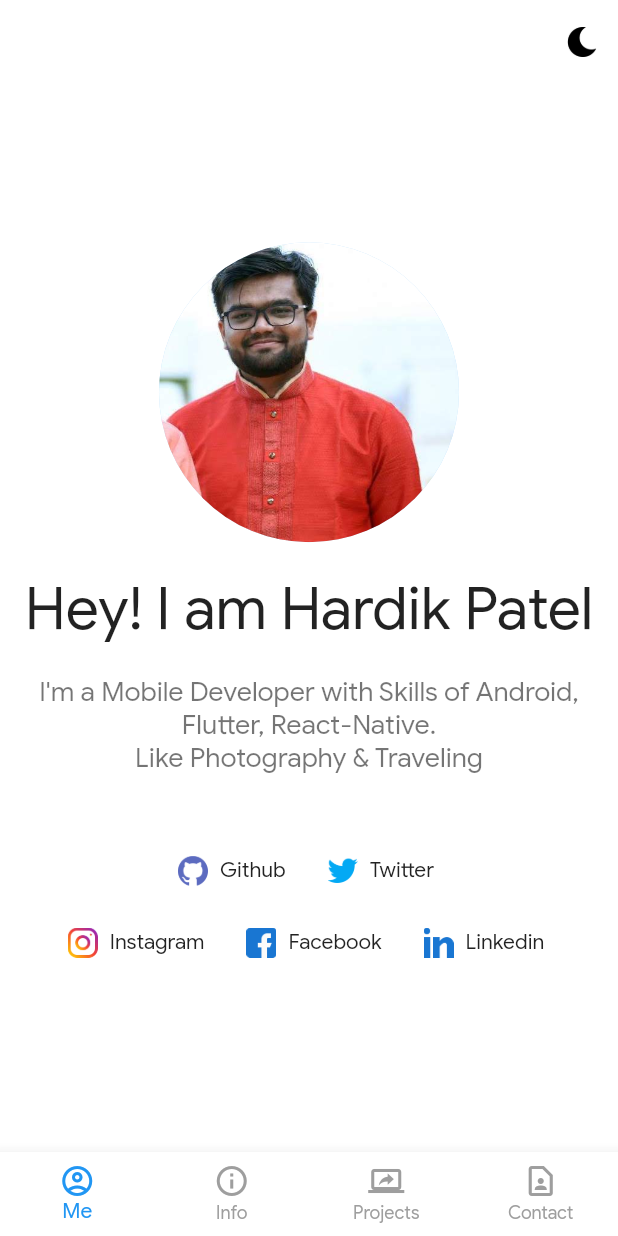
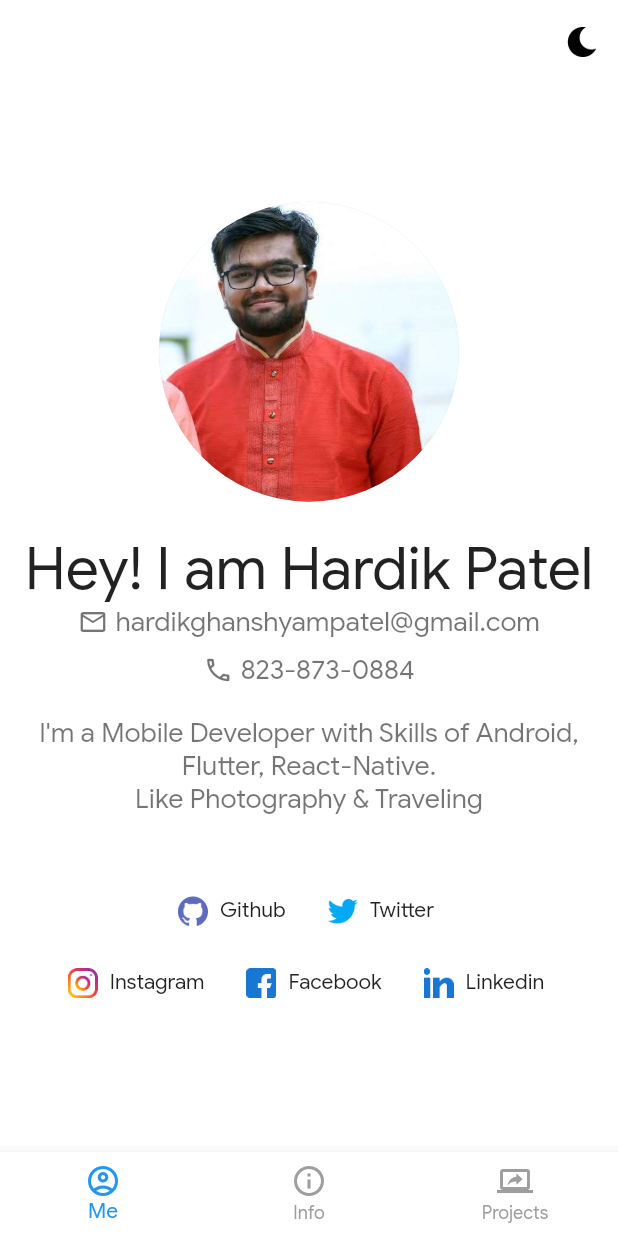
Before and after one commit to hardikgpatel/hardikpatel_portfolio, a Flutter app: the screen it shows after launch, on a phone screen of 412 x 824 dp. Run offline on Flutter 3.47's test engine with Material 2 defaults, Android fonts, the phone set to English and light mode, and no system bars; missing offline and left inert: dart:html.

Commit message:
Pushed first commit on web

```diff
--- a/lib/ screens/about_screen.dart
+++ b/lib/ screens/about_screen.dart
@@ -2,6 +2,7 @@ import 'package:flutter/material.dart';
 import 'package:hardikpatel/config/assets.dart';
 import 'dart:html' as html;
 import 'package:hardikpatel/config/constant.dart';
+import 'package:hardikpatel/widgets/responsive_widget.dart';
 
 class AboutScreen extends StatelessWidget {
   @override
@@ -24,6 +25,30 @@ class AboutScreen extends StatelessWidget {
                 'Hey! I am Hardik Patel',
                 textScaleFactor: 2.8,
                 textAlign: TextAlign.center,
+              ),
+              ResponsiveWidget(
+                largeScreen: Row(
+                  mainAxisAlignment: MainAxisAlignment.center,
+                  crossAxisAlignment: CrossAxisAlignment.center,
+                  children: [
+                    getEmail(context),
+                    SizedBox(
+                      width: 20.0,
+                    ),
+                    getMobile(context),
+                  ],
+                ),
+                smallScreen: Column(
+                  mainAxisAlignment: MainAxisAlignment.center,
+                  crossAxisAlignment: CrossAxisAlignment.center,
+                  children: [
+                    getEmail(context),
+                    SizedBox(
+                      height: 10.0,
+                    ),
+                    getMobile(context),
+                  ],
+                ),
               ),
               SizedBox(
                 height: 20,
@@ -48,8 +73,8 @@ class AboutScreen extends StatelessWidget {
                       child: Image.asset(Assets.github),
                     ),
                     label: Text('Github'),
-                    onPressed: () => html.window
-                        .open(Constants.PROFILE_GITHUB, 'Hardik Patel'),
+                    onPressed: () =>
+                        html.window.open(Constants.PROFILE_GITHUB, 'Github'),
                   ),
                   FlatButton.icon(
                     icon: SizedBox(
@@ -58,21 +83,9 @@ class AboutScreen extends StatelessWidget {
                       child: Image.asset(Assets.twitter),
                     ),
                     label: Text('Twitter'),
-                    onPressed: () => html.window
-                        .open(Constants.PROFILE_TWITTER, 'HardikPatel'),
+                    onPressed: () =>
+                        html.window.open(Constants.PROFILE_TWITTER, 'Twitter'),
                   ),
-                  /*FlatButton.icon(
-                    icon: SizedBox(
-                      width: 20,
-                      height: 20,
-                      child: Image.asset(ThemeSwitcher.of(context).isDarkModeOn
-                          ? Assets.medium
-                          : Assets.medium_light),
-                    ),
-                    label: Text('Medium'),
-                    onPressed: () => html.window
-                        .open(Constants.PROFILE_MEDIUM, 'HardikPatel'),
-                  )*/
                 ],
               ),
               Row(
@@ -86,7 +99,7 @@ class AboutScreen extends StatelessWidget {
                         child: Image.asset(Assets.instagram)),
                     label: Text('Instagram'),
                     onPressed: () => html.window
-                        .open(Constants.PROFILE_INSTAGRAM, 'HardikPatel'),
+                        .open(Constants.PROFILE_INSTAGRAM, 'Instagram'),
                   ),
                   FlatButton.icon(
                     icon: SizedBox(
@@ -95,7 +108,7 @@ class AboutScreen extends StatelessWidget {
                         child: Image.asset(Assets.facebook)),
                     label: Text('Facebook'),
                     onPressed: () => html.window
-                        .open(Constants.PROFILE_FACEBOOK, 'HardikPatel'),
+                        .open(Constants.PROFILE_FACEBOOK, 'Facebook'),
                   ),
                   FlatButton.icon(
                     icon: SizedBox(
@@ -104,7 +117,7 @@ class AboutScreen extends StatelessWidget {
                         child: Image.asset(Assets.linkedin)),
                     label: Text('Linkedin'),
                     onPressed: () => html.window
-                        .open(Constants.PROFILE_LINKEDIN, 'HardikPatel'),
+                        .open(Constants.PROFILE_LINKEDIN, 'LinkedIn'),
                   )
                 ],
               )
@@ -114,4 +127,59 @@ class AboutScreen extends StatelessWidget {
       ),
     );
   }
+
+  Widget getEmail(BuildContext context) {
+    return GestureDetector(
+      onTap: () {
+        html.window
+            .open('mailto:hardikghanshyampatel@gmail.com,hardikpatel0884@gmail.com', 'Email');
+      },
+      child: Row(
+        mainAxisAlignment: MainAxisAlignment.center,
+        children: [
+          Icon(
+            Icons.email_outlined,
+            color: Theme.of(context).textTheme.caption.color,
+            size: 20,
+          ),
+          SizedBox(
+            width: 5.0,
+          ),
+          Text(
+            'hardikghanshyampatel@gmail.com',
+            textScaleFactor: 1.5,
+            textAlign: TextAlign.center,
+            style: Theme.of(context).textTheme.caption,
+          ),
+        ],
+      ),
+    );
+  }
+
+  Widget getMobile(BuildContext context) {
+    return GestureDetector(
+      onTap: () {
+        html.window.open('tel:+918238730884', 'Email');
+      },
+      child: Row(
+        mainAxisAlignment: MainAxisAlignment.center,
+        children: [
+          Icon(
+            Icons.phone_outlined,
+            color: Theme.of(context).textTheme.caption.color,
+            size: 20,
+          ),
+          SizedBox(
+            width: 5.0,
+          ),
+          Text(
+            '823-873-0884',
+            textScaleFactor: 1.5,
+            textAlign: TextAlign.center,
+            style: Theme.of(context).textTheme.caption,
+          ),
+        ],
+      ),
+    );
+  }
 }
--- a/lib/ screens/home_screen.dart
+++ b/lib/ screens/home_screen.dart
@@ -1,13 +1,9 @@
 import 'package:flutter/material.dart';
-import 'package:flutter/rendering.dart';
-import 'package:flutter_screenutil/flutter_screenutil.dart';
-import 'package:google_fonts/google_fonts.dart';
 import 'package:hardikpatel/%20screens/about_screen.dart';
 import 'package:hardikpatel/%20screens/contact_screen.dart';
 import 'package:hardikpatel/%20screens/info_screen.dart';
 import 'package:hardikpatel/%20screens/project_screen.dart';
 import 'package:hardikpatel/config/assets.dart';
-import 'package:hardikpatel/utils/style_guid.dart';
 import 'package:hardikpatel/widgets/theme_inherited_widget.dart';
 
 class HomeScreen extends StatefulWidget {
@@ -58,10 +54,10 @@ class _HomeScreenState extends State<HomeScreen> {
             icon: Icon(Icons.screen_share_outlined),
             title: Text('Projects'),
           ),
-          BottomNavigationBarItem(
+          /*BottomNavigationBarItem(
             icon: Icon(Icons.contact_page_outlined),
             title: Text('Contact'),
-          ),
+          ),*/
         ],
         currentIndex: _selectedTabIndex,
         onTap: (index)=> setState(() => _selectedTabIndex = index),
--- a/lib/ screens/info_screen.dart
+++ b/lib/ screens/info_screen.dart
@@ -126,7 +126,7 @@ class _InfoScreenState extends State<InfoScreen> {
     return Stack(
       children: [
         Padding(
-          padding: EdgeInsets.only(left: 60.0),
+          padding: EdgeInsets.only(left: 60.0, bottom: 20),
           child: Card(
             child: Padding(
               padding: EdgeInsets.all(10.0),
@@ -137,10 +137,12 @@ class _InfoScreenState extends State<InfoScreen> {
                     experienceModel.companyName,
                     textScaleFactor: 2,
                   ),
+                  SizedBox(height: 5,),
                   Text(
                     experienceModel.description,
                     textScaleFactor: 1.3,
                   ),
+                  SizedBox(height: 5,),
                   Text(
                     '${DateFormat('yyyy/MM/dd').format(experienceModel.startDate)} - ${experienceModel.endDate != null ? DateFormat('yyyy/MM/dd').format(experienceModel.endDate) : 'Present'}',
                   ),
```
